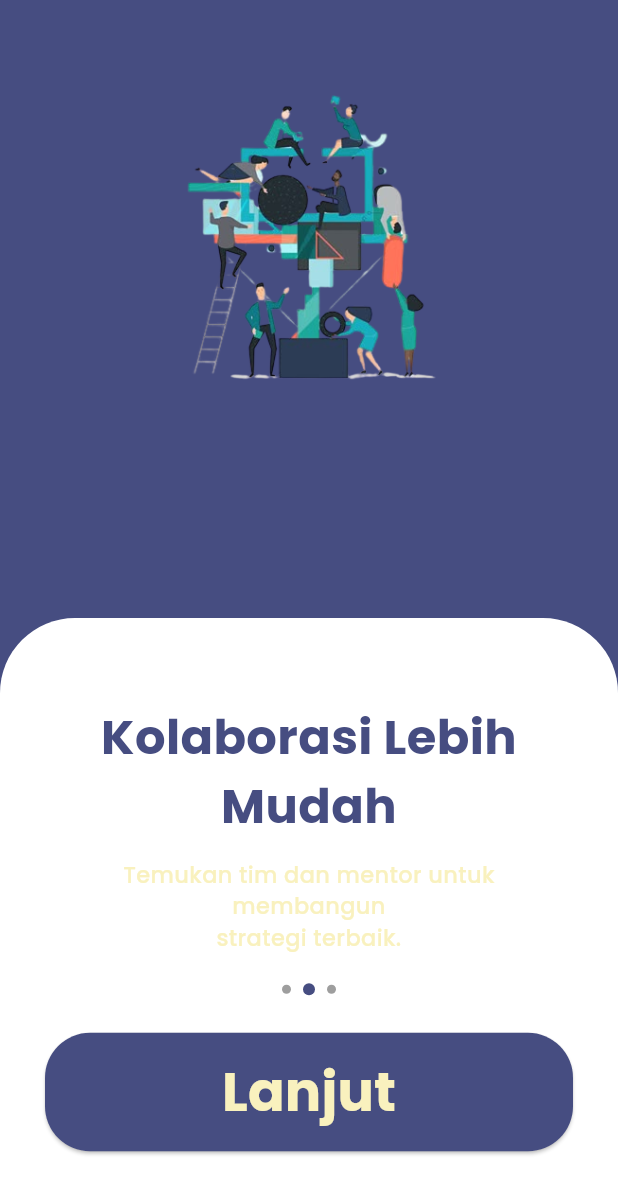
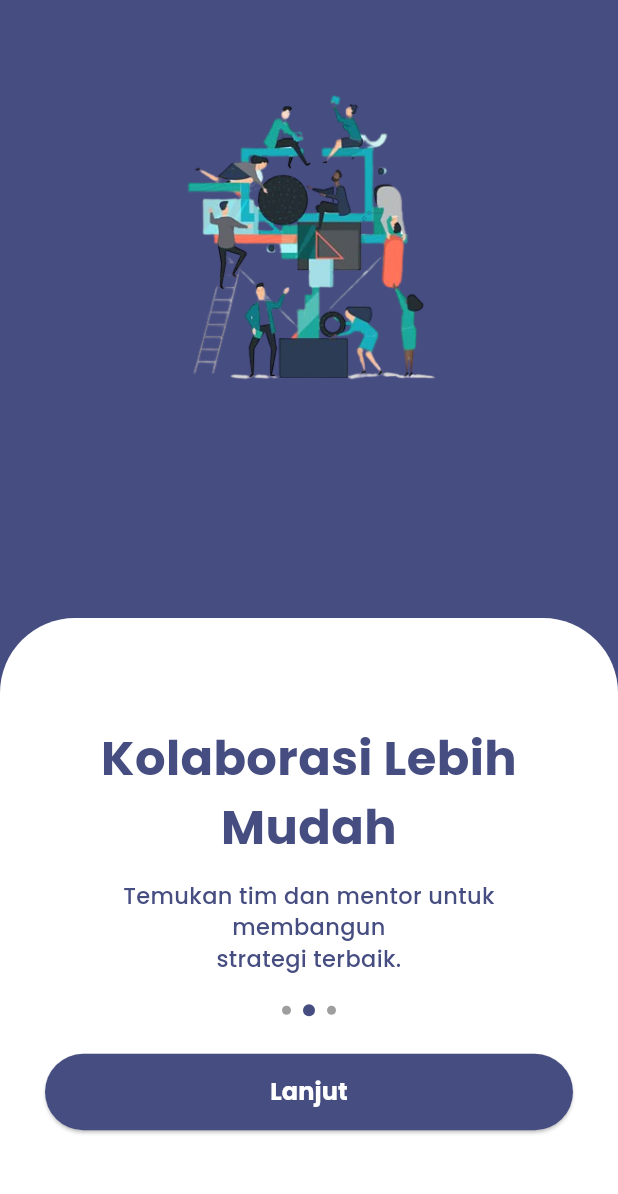
Before and after one commit to najwan16/competify_app, a Flutter app: the screen it shows after launch, swiped to page 2, on a phone screen of 412 x 824 dp. Shown: the top 1194 px of the screen. Run offline on Flutter 3.47's test engine with Material 3 defaults, Android fonts, the phone set to English and light mode, and no system bars; our stand-ins replace cloud_firestore, firebase_auth, firebase_core, fluttertoast, google_fonts; accounts and stored records are empty.

Commit message:
Update onboarding_page.dart

```diff
--- a/lib/presentation/pages/start/onboarding_page.dart
+++ b/lib/presentation/pages/start/onboarding_page.dart
@@ -67,7 +67,7 @@ class OnBoardingScreen extends StatelessWidget {
                             onboardingItems[controller.currentPage].subtitle,
                             textAlign: TextAlign.center,
                             style: GoogleFonts.poppins(
-                              color: Color(0XFFF9F1BE),
+                              color: Color(0XFF464D81),
                               fontSize: 15,
                               fontWeight: FontWeight.w500,
                             ),
@@ -118,8 +118,8 @@ class OnBoardingScreen extends StatelessWidget {
                                     ? "Mulai"
                                     : "Lanjut",
                                 style:GoogleFonts.poppins(
-                                  color: Color(0XFFF9F1BE),
-                                  fontSize: 36,
+                                  color: Colors.white,
+                                  fontSize: 16,
                                   fontWeight: FontWeight.bold,
                                 ),
                               ),
```
